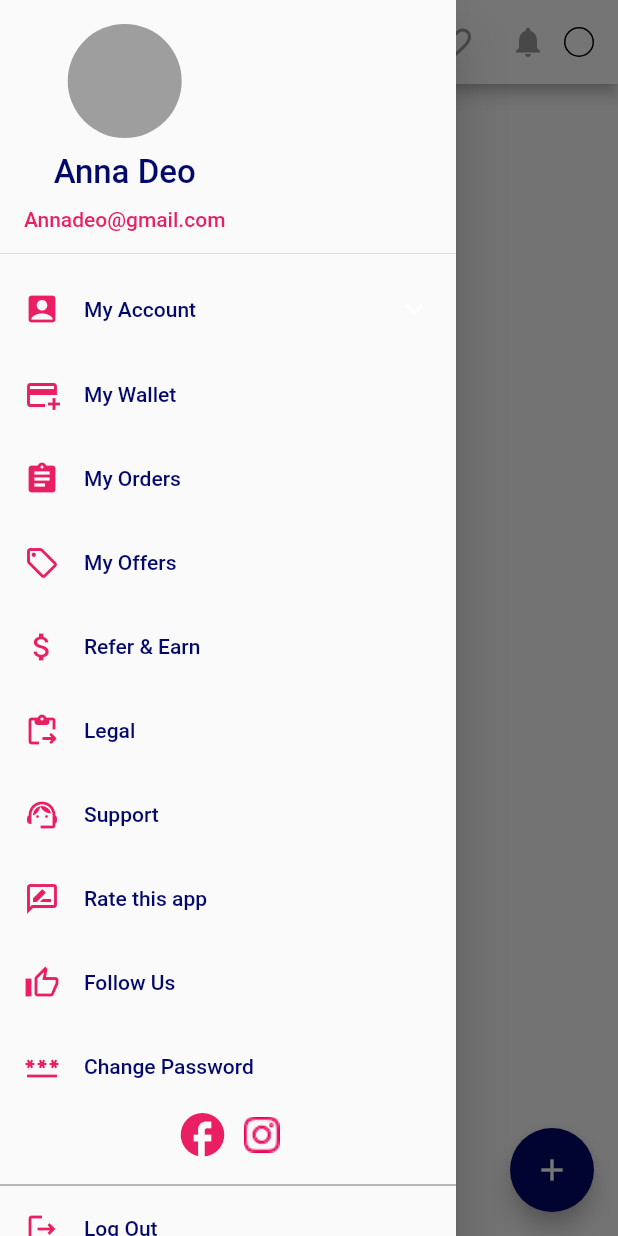
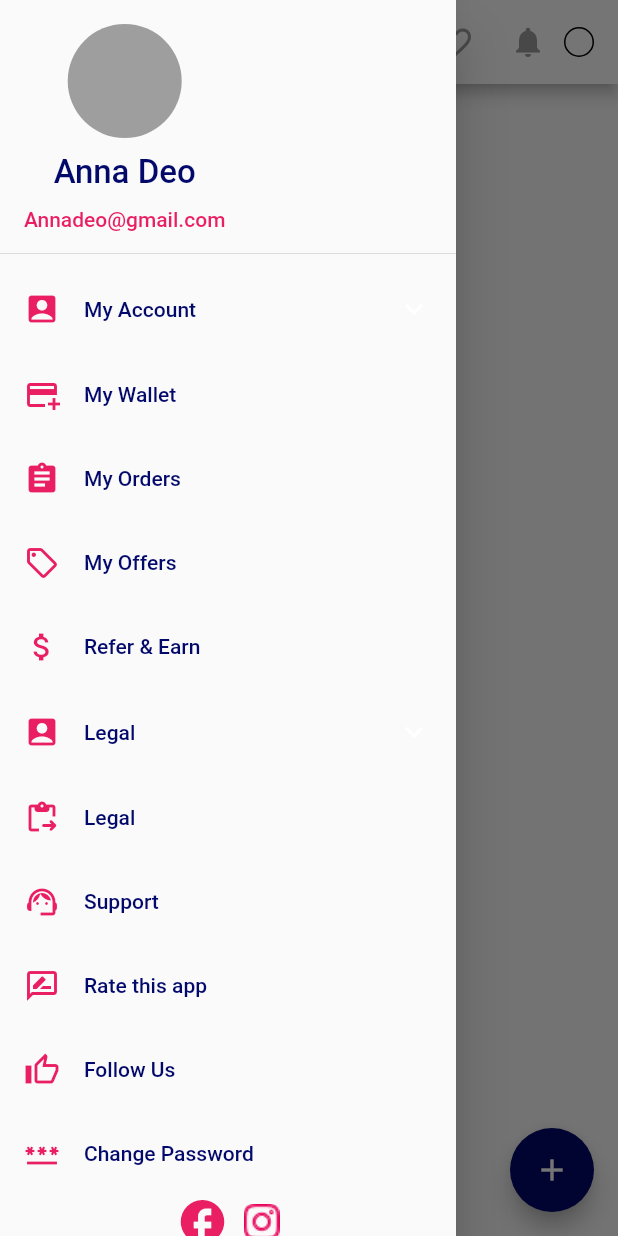
Before and after one commit to premkhandelwal/fresh_factory, a Flutter app: the HomePage screen opened by its route, with the side drawer open, on a phone screen of 412 x 824 dp. Run offline on Flutter 3.47's test engine with Material 2 defaults, Android fonts, the light colour scheme and no system bars; our stand-ins replace bloc, carousel_slider, dotted_line, equatable, file_picker, flutter_bloc and 3 more; missing offline and left inert: razorpay_flutter.

Commit message:
Added refer and earn page Added terms and condition page

```diff
--- a/lib/config/routes.dart
+++ b/lib/config/routes.dart
@@ -10,6 +10,8 @@ import 'package:fresh/presentation/screens/home/cart_page.dart';
 import 'package:fresh/presentation/screens/home/home_screen.dart';
 import 'package:fresh/presentation/screens/home/main_home_page.dart';
 import 'package:fresh/presentation/screens/miscellaneous/category_page.dart';
+import 'package:fresh/presentation/screens/miscellaneous/refer_earn_page.dart';
+import 'package:fresh/presentation/screens/miscellaneous/terms_conditions_page.dart';
 import 'package:fresh/presentation/screens/offers/offer_page.dart';
 import 'package:fresh/presentation/screens/orders/no_order_present_widget.dart';
 import 'package:fresh/presentation/screens/orders/order_main_page.dart';
@@ -64,4 +66,6 @@ Map<String, Widget Function(BuildContext context)> namedRoutes = {
   RechargeHistoryPage.route: (ctx) =>const RechargeHistoryPage(),
   WithdrawReportPage.route: (ctx) =>const WithdrawReportPage(),
   CategoryPage.route: (ctx)=>const CategoryPage(),
+  TermsandConditionsPage.route: (ctx)=>const TermsandConditionsPage(),
+  ReferandEarnPage.route: (ctx)=>const ReferandEarnPage(),
 };
--- a/lib/presentation/screens/home/home_screen.dart
+++ b/lib/presentation/screens/home/home_screen.dart
@@ -7,6 +7,8 @@ import 'package:fresh/data/models/item.dart';
 import 'package:fresh/data/models/item_categories.dart';
 import 'package:fresh/presentation/screens/auth/changePassword.dart';
 import 'package:fresh/presentation/screens/home/app_bar_widgets_home.dart';
+import 'package:fresh/presentation/screens/miscellaneous/refer_earn_page.dart';
+import 'package:fresh/presentation/screens/miscellaneous/terms_conditions_page.dart';
 import 'package:fresh/presentation/screens/offers/offer_page.dart';
 import 'package:fresh/presentation/screens/orders/order_main_page.dart';
 import 'package:fresh/presentation/screens/payments/bank_details_screen.dart';
@@ -529,6 +531,70 @@ class DrawerWidget extends StatelessWidget {
           leading: Icon(Icons.attach_money, color: Colors.pink),
           title: Text("Refer & Earn"),
           minLeadingWidth: 8,
+           onTap: () {
+            Navigator.pushNamed(
+              context,
+              ReferandEarnPage.route,
+            );
+          },
+        ),
+         ExpansionTile(
+          leading: Icon(
+            Icons.account_box,
+            color: Colors.pink,
+          ),
+          // tilePadding: EdgeInsets.zero,
+          // childrenPadding: ,
+
+          title: Transform.translate(
+              offset: Offset(-16, 0),
+              child: Text(
+                "Legal",
+                style: TextStyle(color: const Color(0xff02096B)),
+              )),
+          collapsedIconColor: Colors.white,
+          iconColor: Colors.white,
+          expandedAlignment: Alignment.centerRight,
+          children: [
+            ListTile(
+              title: Text("Terms & Condition"),
+              dense: true,
+              minVerticalPadding: 0,
+              contentPadding: EdgeInsets.symmetric(horizontal: 64),
+              visualDensity: VisualDensity(horizontal: 1, vertical: -4),
+              onTap: () {
+                Navigator.pushNamed(
+                  context,
+                  TermsandConditionsPage.route,
+                );
+              },
+            ),
+            ListTile(
+              title: Text("Privacy Policy"),
+              dense: true,
+              contentPadding: EdgeInsets.symmetric(horizontal: 64),
+              visualDensity: VisualDensity(horizontal: 1, vertical: -4),
+              onTap: () {
+                Navigator.pushNamed(
+                  context,
+                  BankDetailsScreen.route,
+                );
+              },
+            ),
+            ListTile(
+              title: Text("Contact Us"),
+              dense: true,
+              contentPadding: EdgeInsets.symmetric(horizontal: 64),
+              visualDensity: VisualDensity(horizontal: 1, vertical: -4),
+              onTap: () {
+                Navigator.pushNamed(
+                  context,
+                  BankDetailsScreen.route,
+                );
+              },
+            ),
+            SizedBox(height: 15),
+          ],
         ),
         ListTile(
           leading: Icon(Icons.content_paste_go_rounded, color: Colors.pink),
```
Also changed, not shown: lib/presentation/screens/miscellaneous/refer_earn_page.dart (added, +113 -0 lines), lib/presentation/screens/miscellaneous/terms_conditions_page.dart (added, +48 -0 lines), assets/referEarn1.png (added), assets/referEarn2.png (added), assets/referEarn3.png (added).
